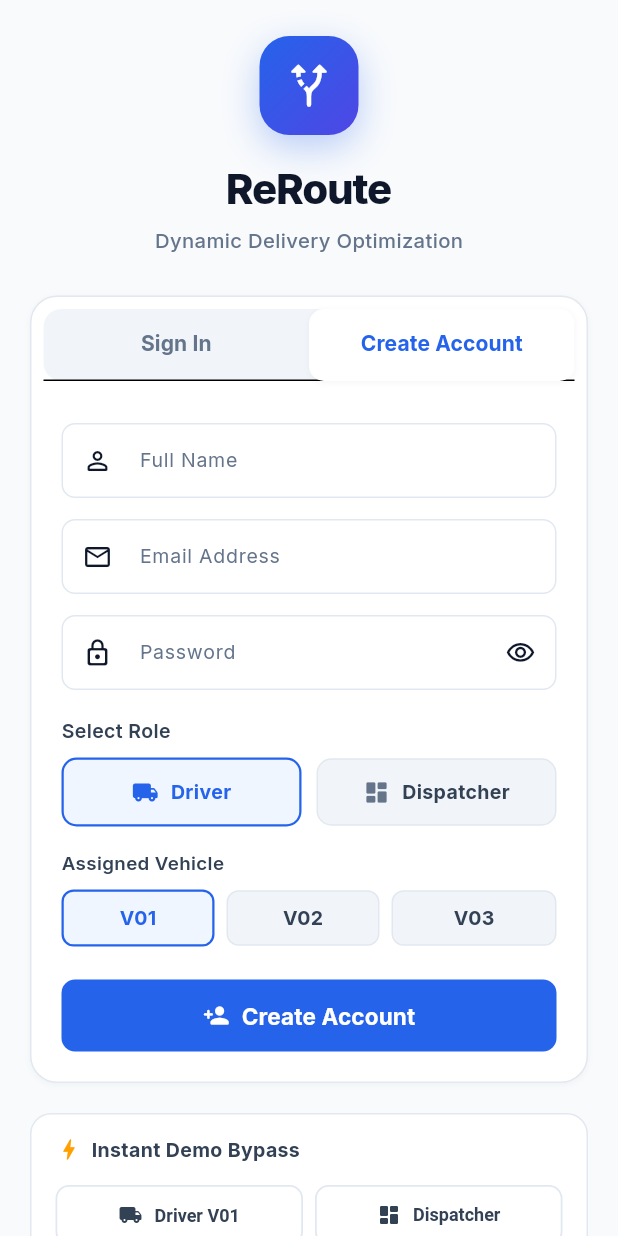
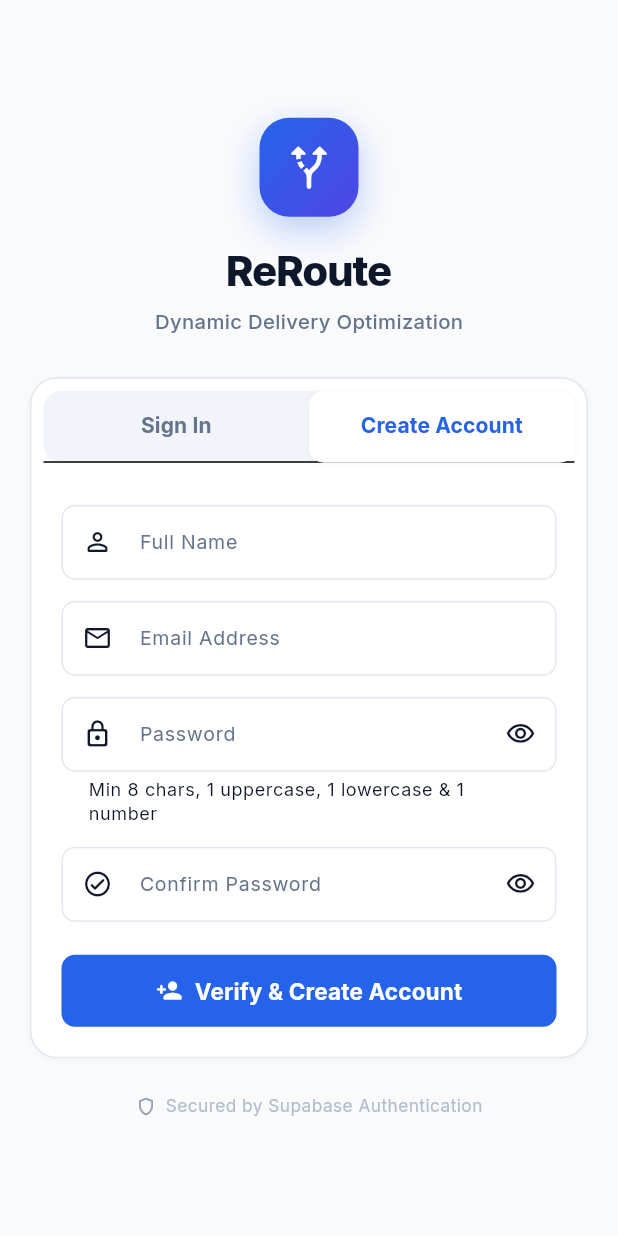
Before and after one commit to SiddhantNK/FantasyIsland383, a Flutter app: the screen it shows after launch, tab 2 chosen, on a phone screen of 412 x 824 dp. Run offline on Flutter 3.47's test engine with Material 3 defaults, Android fonts, the phone set to English and light mode, and no system bars; our stand-ins replace google_fonts, supabase_flutter; accounts and stored records are empty.

Commit message:
Small changes in auth

```diff
--- a/reroute_app/lib/screens/login_screen.dart
+++ b/reroute_app/lib/screens/login_screen.dart
@@ -24,11 +24,9 @@ class _LoginScreenState extends State<LoginScreen>
   final _signUpNameController = TextEditingController();
   final _signUpEmailController = TextEditingController();
   final _signUpPasswordController = TextEditingController();
+  final _signUpConfirmPasswordController = TextEditingController();
   bool _signUpObscure = true;
-
-  // Sign Up role selections
-  UserRole _selectedRole = UserRole.driver;
-  String _selectedVehicle = 'V01';
+  bool _signUpConfirmObscure = true;
 
   bool _isLoading = false;
   String? _errorMessage;
@@ -47,6 +45,7 @@ class _LoginScreenState extends State<LoginScreen>
     _signUpNameController.dispose();
     _signUpEmailController.dispose();
     _signUpPasswordController.dispose();
+    _signUpConfirmPasswordController.dispose();
     super.dispose();
   }
 
@@ -59,6 +58,27 @@ class _LoginScreenState extends State<LoginScreen>
         behavior: SnackBarBehavior.floating,
       ),
     );
+  }
+
+  /// Strong password verification rules:
+  /// - Min 8 characters
+  /// - At least 1 uppercase letter
+  /// - At least 1 lowercase letter
+  /// - At least 1 number or special character
+  String? _validatePassword(String password) {
+    if (password.length < 8) {
+      return 'Password must be at least 8 characters long.';
+    }
+    if (!RegExp(r'[A-Z]').hasMatch(password)) {
+      return 'Password must contain at least one uppercase letter (A-Z).';
+    }
+    if (!RegExp(r'[a-z]').hasMatch(password)) {
+      return 'Password must contain at least one lowercase letter (a-z).';
+    }
+    if (!RegExp(r'[0-9!@#\$&*~]').hasMatch(password)) {
+      return 'Password must contain at least one number or symbol.';
+    }
+    return null;
   }
 
   Future<void> _handleSignIn() async {
@@ -91,14 +111,21 @@ class _LoginScreenState extends State<LoginScreen>
     final name = _signUpNameController.text.trim();
     final email = _signUpEmailController.text.trim();
     final password = _signUpPasswordController.text;
+    final confirmPassword = _signUpConfirmPasswordController.text;
 
-    if (name.isEmpty || email.isEmpty || password.isEmpty) {
-      _showError('Please fill in all registration fields.');
+    if (name.isEmpty || email.isEmpty || password.isEmpty || confirmPassword.isEmpty) {
+      _showError('Please fill in all fields.');
       return;
     }
 
-    if (password.length < 6) {
-      _showError('Password must be at least 6 characters.');
+    if (password != confirmPassword) {
+      _showError('Passwords do not match. Please re-enter.');
+      return;
+    }
+
+    final passError = _validatePassword(password);
+    if (passError != null) {
+      _showError(passError);
       return;
     }
 
@@ -112,14 +139,11 @@ class _LoginScreenState extends State<LoginScreen>
         email: email,
         password: password,
         fullName: name,
-        role: _selectedRole,
-        vehicleId: _selectedRole == UserRole.driver ? _selectedVehicle : null,
       );
 
       if (res.session != null) {
         widget.onLoginSuccess();
       } else {
-        // Confirmation email might be required
         if (mounted) {
           ScaffoldMessenger.of(context).showSnackBar(
             const SnackBar(
@@ -140,15 +164,6 @@ class _LoginScreenState extends State<LoginScreen>
     }
   }
 
-  void _loginQuickDemo(UserRole role, [String vehicle = 'V01']) {
-    if (role == UserRole.driver) {
-      AuthService.demoLoginAsDriver(vehicleId: vehicle);
-    } else {
-      AuthService.demoLoginAsDispatcher();
-    }
-    widget.onLoginSuccess();
-  }
-
   @override
   Widget build(BuildContext context) {
     final screenW = MediaQuery.of(context).size.width;
@@ -165,7 +180,7 @@ class _LoginScreenState extends State<LoginScreen>
               vertical: 24,
             ),
             child: ConstrainedBox(
-              constraints: const BoxConstraints(maxWidth: 460),
+              constraints: const BoxConstraints(maxWidth: 440),
               child: Column(
                 mainAxisAlignment: MainAxisAlignment.center,
                 children: [
@@ -254,7 +269,7 @@ class _LoginScreenState extends State<LoginScreen>
                           ),
                         ),
 
-                        // Error Banner if present
+                        // Error Banner
                         if (_errorMessage != null)
                           Container(
                             margin: const EdgeInsets.fromLTRB(16, 16, 16, 0),
@@ -294,73 +309,21 @@ class _LoginScreenState extends State<LoginScreen>
                     ),
                   ),
 
-                  const SizedBox(height: 20),
-
-                  // ── Quick Demo Mode Expandable / Card ───────────────
-                  Container(
-                    padding: const EdgeInsets.symmetric(horizontal: 16, vertical: 14),
-                    decoration: BoxDecoration(
-                      color: AppTheme.surfaceWhite,
-                      borderRadius: BorderRadius.circular(14),
-                      border: Border.all(color: AppTheme.border),
-                    ),
-                    child: Column(
-                      crossAxisAlignment: CrossAxisAlignment.start,
+                  const SizedBox(height: 24),
+                  Row(
+                    mainAxisAlignment: MainAxisAlignment.center,
                     children: [
-                        Row(
-                          children: [
-                            Icon(Icons.bolt_rounded, size: 18, color: Colors.amber.shade700),
+                      const Icon(Icons.shield_outlined, size: 14, color: AppTheme.textDim),
                       const SizedBox(width: 6),
-                            const Text(
-                              'Instant Demo Bypass',
-                              style: TextStyle(
-                                fontSize: 13,
-                                fontWeight: FontWeight.w700,
-                                color: AppTheme.textSecondary,
-                              ),
-                            ),
-                          ],
-                        ),
-                        const SizedBox(height: 10),
-                        Row(
-                          children: [
-                            Expanded(
-                              child: OutlinedButton.icon(
-                                onPressed: _isLoading ? null : () => _loginQuickDemo(UserRole.driver, 'V01'),
-                                icon: const Icon(Icons.local_shipping_rounded, size: 16),
-                                label: const Text('Driver V01'),
-                                style: OutlinedButton.styleFrom(
-                                  padding: const EdgeInsets.symmetric(vertical: 10),
-                                  textStyle: const TextStyle(fontSize: 12, fontWeight: FontWeight.w600),
-                                ),
-                              ),
-                            ),
-                            const SizedBox(width: 8),
-                            Expanded(
-                              child: OutlinedButton.icon(
-                                onPressed: _isLoading ? null : () => _loginQuickDemo(UserRole.dispatcher),
-                                icon: const Icon(Icons.dashboard_rounded, size: 16),
-                                label: const Text('Dispatcher'),
-                                style: OutlinedButton.styleFrom(
-                                  padding: const EdgeInsets.symmetric(vertical: 10),
-                                  textStyle: const TextStyle(fontSize: 12, fontWeight: FontWeight.w600),
-                                ),
-                              ),
-                            ),
-                          ],
-                        ),
-                      ],
-                    ),
-                  ),
-
-                  const SizedBox(height: 24),
                       Text(
-                    'ReRoute · Powered by Supabase Auth',
+                        'Secured by Supabase Authentication',
                         style: TextStyle(
                           fontSize: 11.5,
                           color: AppTheme.textDim.withValues(alpha: 0.7),
                           letterSpacing: 0.3,
                         ),
+                      ),
+                    ],
                   ),
                 ],
               ),
@@ -425,7 +388,7 @@ class _LoginScreenState extends State<LoginScreen>
     );
   }
 
-  // ─── Sign Up Form ───────────────────────────────────────────────────────────
+  // ─── Sign Up Form (Strict Auth Verification, No direct bypass) ───────────────
   Widget _buildSignUpForm() {
     return Column(
       crossAxisAlignment: CrossAxisAlignment.stretch,
@@ -452,6 +415,8 @@ class _LoginScreenState extends State<LoginScreen>
           obscureText: _signUpObscure,
           decoration: InputDecoration(
             labelText: 'Password',
+            helperText: 'Min 8 chars, 1 uppercase, 1 lowercase & 1 number',
+            helperMaxLines: 2,
             prefixIcon: const Icon(Icons.lock_outline_rounded, size: 20),
             suffixIcon: IconButton(
               icon: Icon(
@@ -462,81 +427,22 @@ class _LoginScreenState extends State<LoginScreen>
             ),
           ),
         ),
-        const SizedBox(height: 18),
-
-        // Role Choice
-        const Text(
-          'Select Role',
-          style: TextStyle(fontSize: 13, fontWeight: FontWeight.w600, color: AppTheme.textSecondary),
+        const SizedBox(height: 14),
+        TextField(
+          controller: _signUpConfirmPasswordController,
+          obscureText: _signUpConfirmObscure,
+          decoration: InputDecoration(
+            labelText: 'Confirm Password',
+            prefixIcon: const Icon(Icons.check_circle_outline_rounded, size: 20),
+            suffixIcon: IconButton(
+              icon: Icon(
+                _signUpConfirmObscure ? Icons.visibility_outlined : Icons.visibility_off_outlined,
+                size: 20,
               ),
-        const SizedBox(height: 8),
-        Row(
-          children: [
-            Expanded(
-              child: _RoleSelectCard(
-                icon: Icons.local_shipping_rounded,
-                label: 'Driver',
-                selected: _selectedRole == UserRole.driver,
-                onTap: () => setState(() => _selectedRole = UserRole.driver),
-              ),
-            ),
-            const SizedBox(width: 10),
-            Expanded(
-              child: _RoleSelectCard(
-                icon: Icons.dashboard_rounded,
-                label: 'Dispatcher',
-                selected: _selectedRole == UserRole.dispatcher,
-                onTap: () => setState(() => _selectedRole = UserRole.dispatcher),
-              ),
-            ),
-          ],
-        ),
-
-        // Assigned Vehicle for Drivers
-        if (_selectedRole == UserRole.driver) ...[
-          const SizedBox(height: 16),
-          const Text(
-            'Assigned Vehicle',
-            style: TextStyle(fontSize: 12.5, fontWeight: FontWeight.w600, color: AppTheme.textSecondary),
-          ),
-          const SizedBox(height: 8),
-          Row(
-            children: ['V01', 'V02', 'V03'].map((v) {
-              final isSel = _selectedVehicle == v;
-              return Expanded(
-                child: Padding(
-                  padding: EdgeInsets.only(right: v != 'V03' ? 8 : 0),
-                  child: InkWell(
-                    onTap: () => setState(() => _selectedVehicle = v),
-                    borderRadius: BorderRadius.circular(8),
-                    child: Container(
-                      padding: const EdgeInsets.symmetric(vertical: 8),
-                      decoration: BoxDecoration(
-                        color: isSel ? AppTheme.primarySoft : AppTheme.surfaceElevated,
-                        borderRadius: BorderRadius.circular(8),
-                        border: Border.all(
-                          color: isSel ? AppTheme.primary : AppTheme.border,
-                          width: isSel ? 1.5 : 1,
-                        ),
-                      ),
-                      child: Center(
-                        child: Text(
-                          v,
-                          style: TextStyle(
-                            fontSize: 13,
-                            fontWeight: FontWeight.w700,
-                            color: isSel ? AppTheme.primary : AppTheme.textSecondary,
+              onPressed: () => setState(() => _signUpConfirmObscure = !_signUpConfirmObscure),
             ),
           ),
         ),
-                    ),
-                  ),
-                ),
-              );
-            }).toList(),
-          ),
-        ],
-
         const SizedBox(height: 22),
         SizedBox(
           height: 48,
@@ -553,7 +459,7 @@ class _LoginScreenState extends State<LoginScreen>
                     children: [
                       Icon(Icons.person_add_rounded, size: 18),
                       SizedBox(width: 8),
-                      Text('Create Account', style: TextStyle(fontWeight: FontWeight.w700, fontSize: 15)),
+                      Text('Verify & Create Account', style: TextStyle(fontWeight: FontWeight.w700, fontSize: 15)),
                     ],
                   ),
           ),
@@ -562,55 +468,3 @@ class _LoginScreenState extends State<LoginScreen>
     );
   }
 }
-
-class _RoleSelectCard extends StatelessWidget {
-  final IconData icon;
-  final String label;
-  final bool selected;
-  final VoidCallback onTap;
-
-  const _RoleSelectCard({
-    required this.icon,
-    required this.label,
-    required this.selected,
-    required this.onTap,
-  });
-
-  @override
-  Widget build(BuildContext context) {
-    return InkWell(
-      onTap: onTap,
-      borderRadius: BorderRadius.circular(10),
-      child: Container(
-        padding: const EdgeInsets.symmetric(vertical: 12),
-        decoration: BoxDecoration(
-          color: selected ? AppTheme.primarySoft : AppTheme.surfaceElevated,
-          borderRadius: BorderRadius.circular(10),
-          border: Border.all(
-            color: selected ? AppTheme.primary : AppTheme.border,
-            width: selected ? 1.5 : 1,
-          ),
-        ),
-        child: Row(
-          mainAxisAlignment: MainAxisAlignment.center,
-          children: [
-            Icon(
-              icon,
-              size: 18,
-              color: selected ? AppTheme.primary : AppTheme.textMuted,
-            ),
-            const SizedBox(width: 8),
-            Text(
-              label,
-              style: TextStyle(
-                fontWeight: FontWeight.w700,
-                fontSize: 13,
-                color: selected ? AppTheme.primary : AppTheme.textSecondary,
-              ),
-            ),
-          ],
-        ),
-      ),
-    );
-  }
-}
--- a/reroute_app/lib/services/auth_service.dart
+++ b/reroute_app/lib/services/auth_service.dart
@@ -56,7 +56,6 @@ class AuthService {
       );
       return _currentUser;
     } catch (e) {
-      // Fallback if profiles table is not yet created or unreachable
       final metadata = user.userMetadata ?? {};
       final roleStr = (metadata['role'] ?? 'driver').toString().toLowerCase();
       final role = roleStr == 'dispatcher' ? UserRole.dispatcher : UserRole.driver;
@@ -85,44 +84,36 @@ class AuthService {
     return false;
   }
 
-  /// Sign Up with Email, Password and Role
+  /// Sign Up with Email & Password.
+  /// New sign-ups are defaulted safely in the database; role assignment is controlled via DB/profiles.
   static Future<AuthResponse> signUp({
     required String email,
     required String password,
     required String fullName,
-    required UserRole role,
-    String? vehicleId,
   }) async {
     final response = await _client.auth.signUp(
       email: email.trim(),
       password: password,
       data: {
         'full_name': fullName.trim(),
-        'role': role.name,
-        'vehicle_id': role == UserRole.driver ? (vehicleId ?? 'V01') : null,
       },
     );
 
     if (response.user != null) {
-      // Upsert profile in case database trigger hasn't completed or is missing
       try {
         await _client.from('profiles').upsert({
           'id': response.user!.id,
           'email': response.user!.email,
           'full_name': fullName.trim(),
-          'role': role.name,
-          'vehicle_id': role == UserRole.driver ? (vehicleId ?? 'V01') : null,
         });
-      } catch (_) {
-        // Silently continue if table trigger already handled it or RLS prevented
-      }
+      } catch (_) {}
 
       await _fetchProfile(response.user!);
     }
     return response;
   }
 
-  /// Sign In with Email & Password
+  /// Sign In with Email & Password (verified credentials)
   static Future<AuthResponse> signIn({
     required String email,
     required String password,
@@ -145,24 +136,4 @@ class AuthService {
     } catch (_) {}
     _currentUser = null;
   }
-
-  /// Quick Demo Sign-in for immediate testing
-  static void demoLoginAsDriver({String vehicleId = 'V01'}) {
-    _currentUser = AuthUser(
-      id: 'demo-driver-id',
-      email: 'driver@reroute.demo',
-      name: 'Demo Driver ($vehicleId)',
-      role: UserRole.driver,
-      vehicleId: vehicleId,
-    );
-  }
-
-  static void demoLoginAsDispatcher() {
-    _currentUser = AuthUser(
-      id: 'demo-dispatcher-id',
-      email: 'dispatcher@reroute.demo',
-      name: 'Fleet Dispatcher',
-      role: UserRole.dispatcher,
-    );
-  }
 }
```
Also changed, not shown: 1 other file. Lines whose indentation alone changed are shown as unchanged.
